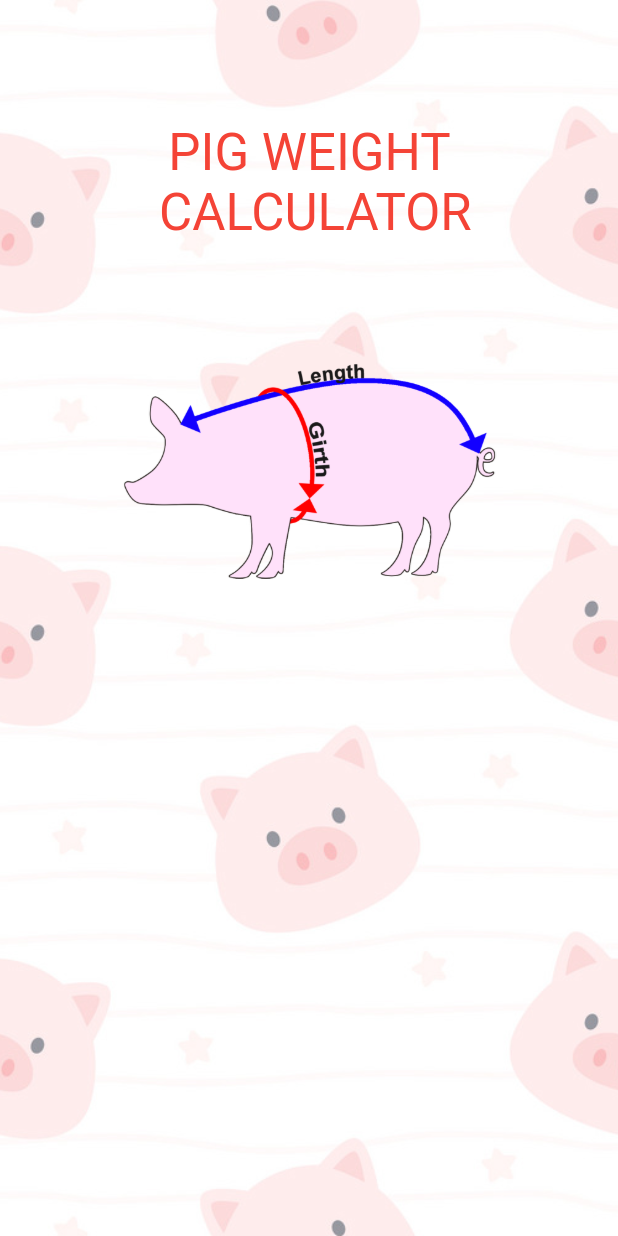
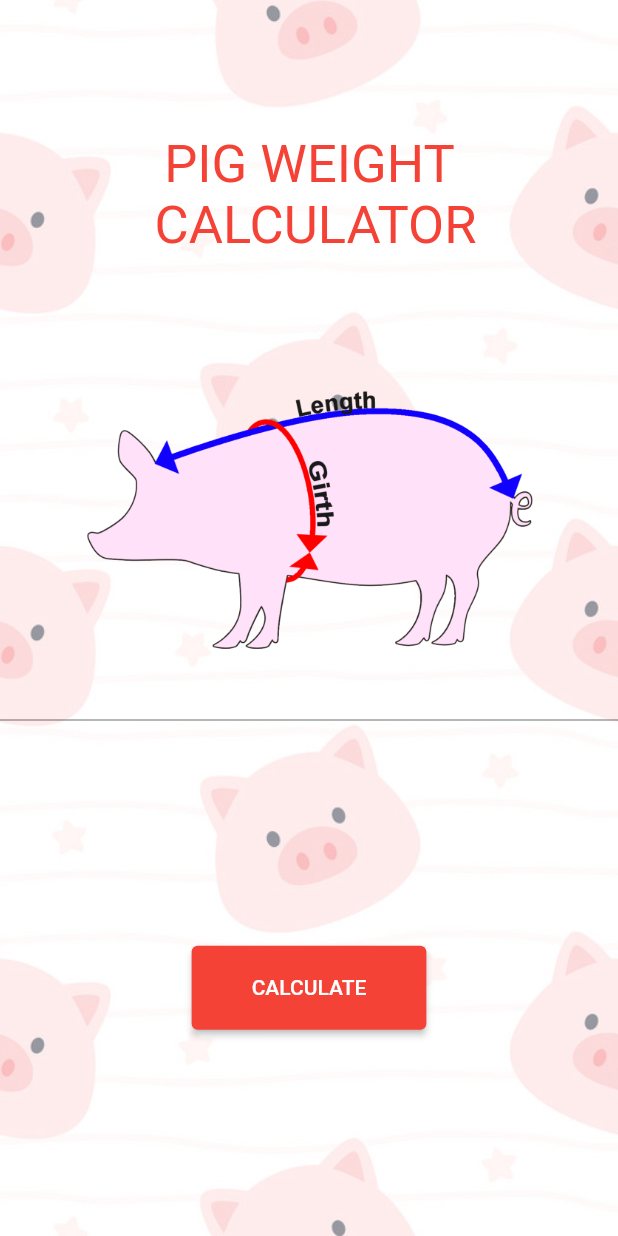
Before and after one commit to harleyluyar/midterm_07610466, a Flutter app: the screen it shows after launch, on a phone screen of 412 x 824 dp. Run offline on Flutter 3.47's test engine with Material 2 defaults, Android fonts, the phone set to English and light mode, and no system bars.

Commit message:
Test again

```diff
--- a/lib/main.dart
+++ b/lib/main.dart
@@ -34,13 +34,52 @@ class Homepage extends StatelessWidget {
       ),
       child: Column(
         children: [
-          Padding(
-            padding: EdgeInsets.all(81.0),
-            child: Text('PIG WEIGHT \n CALCULATOR',
-                style: TextStyle(fontSize: 34, color: Colors.red),
-                textAlign: TextAlign.center),
+          Column(
+            children: [
+              Container(
+                padding: const EdgeInsets.all(81.0),
+                child: const Padding(
+                  padding: EdgeInsets.all(8.0),
+                  child: Text('PIG WEIGHT \n CALCULATOR',
+                      style: TextStyle(fontSize: 35, color: Colors.red),
+                      textAlign: TextAlign.center),
+                ),
+              ),
+              Image.asset('assets/images/pig.png', width: 300),
+              Row(
+                children: [
+                  Flexible(
+                      child: TextField(
+                    decoration: InputDecoration(
+                      contentPadding: EdgeInsets.all(10),
+                    ),
+                  )),
+                  Flexible(
+                      child: TextField(
+                    decoration: InputDecoration(
+                      contentPadding: EdgeInsets.all(10),
+                    ),
+                  ))
+                ],
+              )
+            ],
           ),
-          Image.asset('assets/images/pig.png',width: 250,),
+          const SizedBox(
+            width: 200.0,
+            height: 150.0,
+          ),
+          Align(
+            alignment: Alignment.bottomCenter,
+            child: ElevatedButton(
+              onPressed: () {},
+              child: const Text('CALCULATE'),
+              style: ElevatedButton.styleFrom(
+                  primary: Colors.red,
+                  padding:
+                      const EdgeInsets.symmetric(horizontal: 40, vertical: 20),
+                  alignment: Alignment.center),
+            ),
+          )
         ],
       ),
     ));
```
